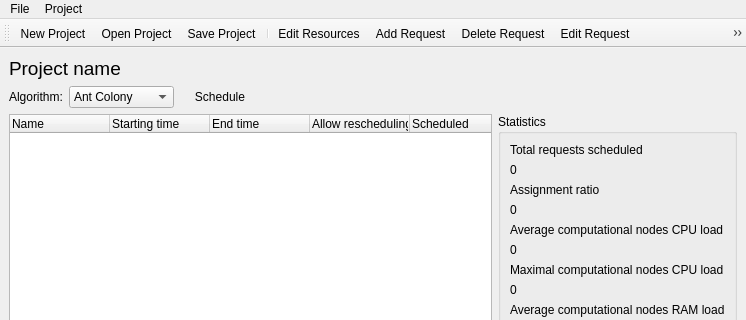
Above: DCGUI/Windows/MainWindow.ui from DanielZorin/DataCenters before the change; both pictures show x 0 to 746 and y 0 to 320 of the 746 by 638 pixel window. Below: the same form after it.
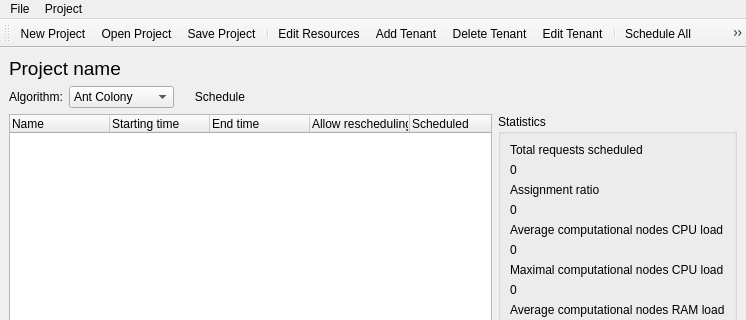
That is the form after the change. Icons and pictures are not drawn.

```diff
--- a/DCGUI/Windows/MainWindow.ui
+++ b/DCGUI/Windows/MainWindow.ui
@@ -7,7 +7,7 @@
     <x>0</x>
     <y>0</y>
     <width>746</width>
-    <height>589</height>
+    <height>602</height>
    </rect>
   </property>
   <property name="sizePolicy">
@@ -24,14 +24,14 @@
     <normaloff>:/pics/pics/star.png</normaloff>:/pics/pics/star.png</iconset>
   </property>
   <property name="styleSheet">
-   <string notr="true">QWidget, QMenuBar::item {
+   <string notr="true">QWidget, QMenuBar::item, QHeaderView::section {
 	background-color: qlineargradient(x1: 0, y1: 0, x2: 0, y2: 1,
-                                      stop: 0 #c5d8ef, stop: 1 #89a5c3);
+                                      stop: 0 #a0a0a0, stop: 1 #f0f0f0);
 }
 
-QLabel, QSlider {
+QLabel, QSlider, QCheckBox {
 	background-color: transparent;
-}a</string>
+}</string>
   </property>
   <widget class="QWidget" name="centralwidget">
    <property name="styleSheet">
@@ -447,14 +447,11 @@
    <addaction name="actionAdd_Demand"/>
    <addaction name="actionDelete_Demand"/>
    <addaction name="actionEdit_Demand"/>
-   <addaction name="actionCreate_Random_Demands"/>
    <addaction name="separator"/>
    <addaction name="actionStart"/>
    <addaction name="actionSchedule_selected"/>
-   <addaction name="actionShow_Statistics"/>
    <addaction name="actionShow_Results"/>
    <addaction name="actionSettings"/>
-   <addaction name="actionRunMultiple"/>
   </widget>
   <action name="actionExit">
    <property name="text">
@@ -571,7 +568,7 @@
      <normaloff>:/pics/pics/add.png</normaloff>:/pics/pics/add.png</iconset>
    </property>
    <property name="text">
-    <string>Add Request</string>
+    <string>Add Tenant</string>
    </property>
    <property name="toolTip">
     <string>Add Request</string>
@@ -586,7 +583,7 @@
      <normaloff>:/pics/pics/delete.png</normaloff>:/pics/pics/delete.png</iconset>
    </property>
    <property name="text">
-    <string>Delete Request</string>
+    <string>Delete Tenant</string>
    </property>
    <property name="toolTip">
     <string>Delete Request</string>
@@ -616,7 +613,7 @@
      <normaloff>:/pics/pics/page_edit.png</normaloff>:/pics/pics/page_edit.png</iconset>
    </property>
    <property name="text">
-    <string>Edit Request</string>
+    <string>Edit Tenant</string>
    </property>
    <property name="toolTip">
     <string>Edit Request</string>
```
Left out of the diff: 31 changed lines with no effect on the pictures.
